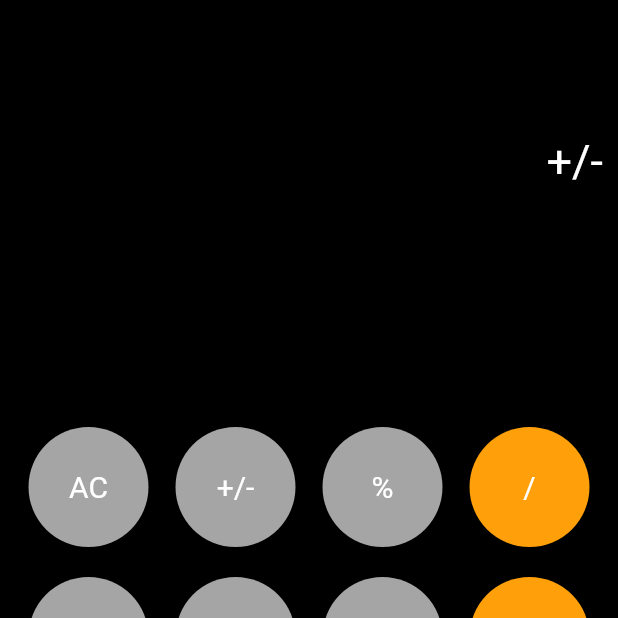
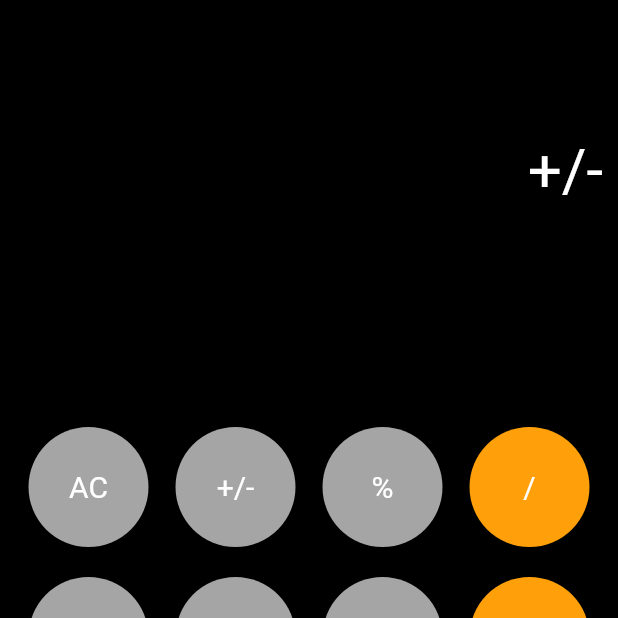
Before and after one commit to ausafgill/Calculator-App-Fluuter, a Flutter app: the screen it shows after launch, after a tap on "AC", after a tap on "+/-", on a phone screen of 412 x 824 dp, the top half of it. Run offline on Flutter 3.47's test engine with Material 2 defaults, Android fonts, the phone set to English and light mode, and no system bars; our stand-ins replace math_expressions.

Commit message:
This is my Second Commit

```diff
--- a/lib/home_screen.dart
+++ b/lib/home_screen.dart
@@ -29,9 +29,9 @@ class _HomeScreenState extends State<HomeScreen> {
                   children: [
                     SizedBox(height: 90,),
 
-                    Text(userInput.toString(),style: TextStyle(color: Colors.white,fontSize: 30),),
+                    Text(userInput.toString(),style: TextStyle(color: Colors.white,fontSize: 40),),
                     SizedBox(height: 10,),
-                    Text(answer.toString(),style: TextStyle(color: Colors.white,fontSize: 30),)
+                    Text(answer.toString(),style: TextStyle(color: Colors.white,fontSize: 40),)
                   ],
                 ),
               ),
```
Also changed, not shown: lib/components/my_button.dart (+22 -0 lines).
